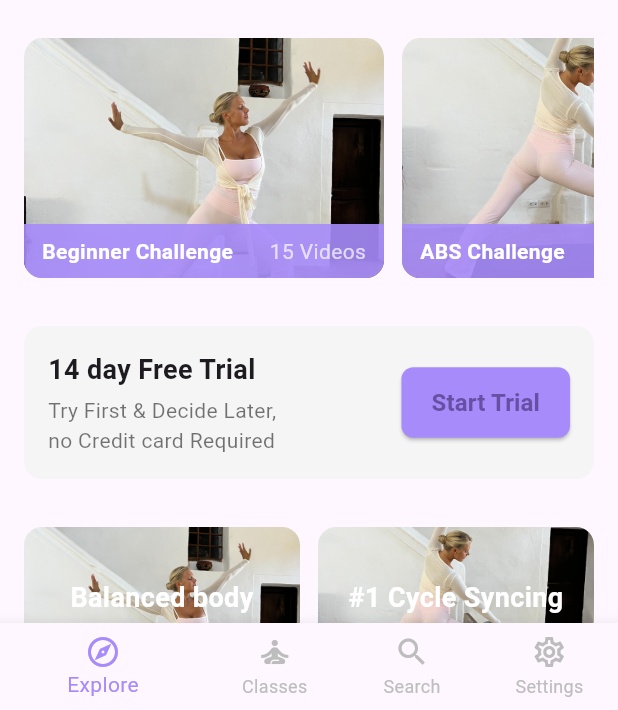
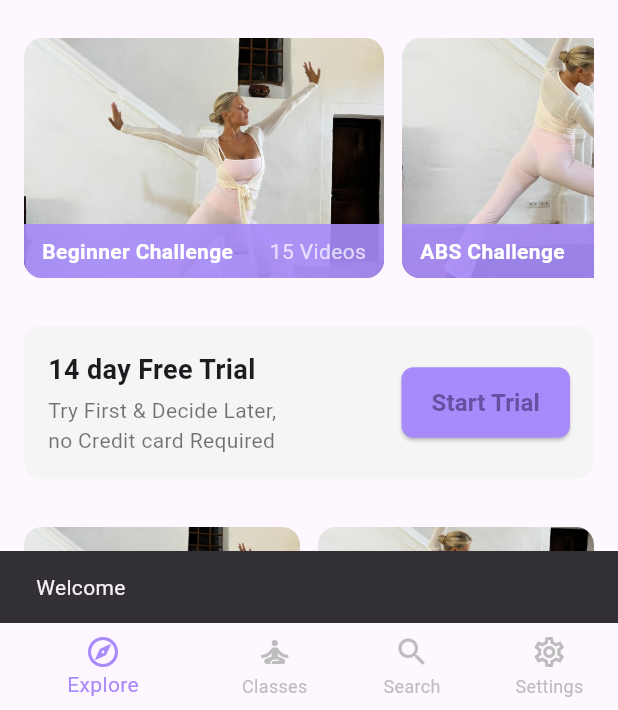
Before and after one commit to Vivek5kwt/saara, a Flutter app: the screen it shows once a user with an empty profile is signed in, on a phone screen of 412 x 824 dp, the part 526-1236 px from its top. Run offline on Flutter 3.47's test engine with Material 3 defaults, Android fonts, the phone set to English and light mode, and no system bars; drawn by our look-alikes of video_player; our stand-ins replace bloc, equatable, firebase_auth, firebase_core, flutter_bloc, go_router and 1 more; missing offline and left inert: flutter_facebook_auth; accounts and stored records are empty; network calls fail.

Commit message:
Handle Google sign-in errors

```diff
--- a/lib/app.dart
+++ b/lib/app.dart
@@ -31,7 +31,9 @@ class GoRouterRefreshStream extends ChangeNotifier {
 }
 
 class App extends StatelessWidget {
-  const App({super.key});
+  App({super.key});
+
+  final _messengerKey = GlobalKey<ScaffoldMessengerState>();
 
   @override
   Widget build(BuildContext context) {
@@ -95,10 +97,26 @@ class App extends StatelessWidget {
               },
             );
 
-            return MaterialApp.router(
-              title: 'Saara',
-              debugShowCheckedModeBanner: false,
-              routerConfig: router,
+            return BlocListener<AuthBloc, AuthState>(
+              listener: (context, state) {
+                if (state.status == AuthStatus.authenticated) {
+                  final name = state.user?.name ?? state.user?.email ?? 'User';
+                  _messengerKey.currentState?.showSnackBar(
+                    SnackBar(content: Text('Welcome $name')),
+                  );
+                  router.go('/');
+                } else if (state.error != null) {
+                  _messengerKey.currentState?.showSnackBar(
+                    SnackBar(content: Text(state.error!)),
+                  );
+                }
+              },
+              child: MaterialApp.router(
+                title: 'Saara',
+                debugShowCheckedModeBanner: false,
+                routerConfig: router,
+                scaffoldMessengerKey: _messengerKey,
+              ),
             );
           },
         ),
--- a/lib/features/auth/bloc/auth_bloc.dart
+++ b/lib/features/auth/bloc/auth_bloc.dart
@@ -27,16 +27,17 @@ class AuthLogoutRequested extends AuthEvent {}
 enum AuthStatus { authenticated, unauthenticated }
 
 class AuthState {
-  const AuthState._({required this.status, this.user});
+  const AuthState._({required this.status, this.user, this.error});
 
   const AuthState.authenticated(User user)
       : this._(status: AuthStatus.authenticated, user: user);
 
-  const AuthState.unauthenticated()
-      : this._(status: AuthStatus.unauthenticated);
+  const AuthState.unauthenticated({String? error})
+      : this._(status: AuthStatus.unauthenticated, error: error);
 
   final AuthStatus status;
   final User? user;
+  final String? error;
 }
 
 class AuthBloc extends Bloc<AuthEvent, AuthState> {
@@ -71,7 +72,11 @@ class AuthBloc extends Bloc<AuthEvent, AuthState> {
 
   Future<void> _onGoogleLoginRequested(
       AuthGoogleLoginRequested event, Emitter<AuthState> emit) async {
-    await _repository.logInWithGoogle();
+    try {
+      await _repository.logInWithGoogle();
+    } catch (_) {
+      emit(const AuthState.unauthenticated(error: 'Google sign-in failed'));
+    }
   }
 
   Future<void> _onFacebookLoginRequested(
--- a/lib/features/auth/models/user.dart
+++ b/lib/features/auth/models/user.dart
@@ -1,6 +1,7 @@
 class User {
-  const User({required this.email, this.isMember = false});
+  const User({required this.email, this.name = '', this.isMember = false});
 
   final String email;
+  final String name;
   final bool isMember;
 }
--- a/lib/features/auth/repository/auth_repository.dart
+++ b/lib/features/auth/repository/auth_repository.dart
@@ -1,4 +1,5 @@
 import 'package:firebase_auth/firebase_auth.dart' as fb;
+import 'package:flutter/foundation.dart';
 import 'package:flutter_facebook_auth/flutter_facebook_auth.dart';
 import 'package:google_sign_in/google_sign_in.dart';
 
@@ -24,7 +25,11 @@ class AuthRepository {
 
   User? _userFromFirebase(fb.User? user) {
     if (user == null) return null;
-    return User(email: user.email ?? '', isMember: true);
+    return User(
+      email: user.email ?? '',
+      name: user.displayName ?? '',
+      isMember: true,
+    );
   }
 
   Future<void> logIn({required String email, required String password}) async {
@@ -35,6 +40,7 @@ class AuthRepository {
   }
 
   Future<void> logInWithGoogle() async {
+    try {
       final googleUser = await _googleSignIn.signIn();
       if (googleUser == null) return;
       final googleAuth = await googleUser.authentication;
@@ -43,6 +49,10 @@ class AuthRepository {
         idToken: googleAuth.idToken,
       );
       await _firebaseAuth.signInWithCredential(credential);
+    } catch (e) {
+      debugPrint('Google sign-in error: $e');
+      rethrow;
+    }
   }
 
   Future<void> logInWithFacebook() async {
```
Lines whose indentation alone changed are shown as unchanged.
